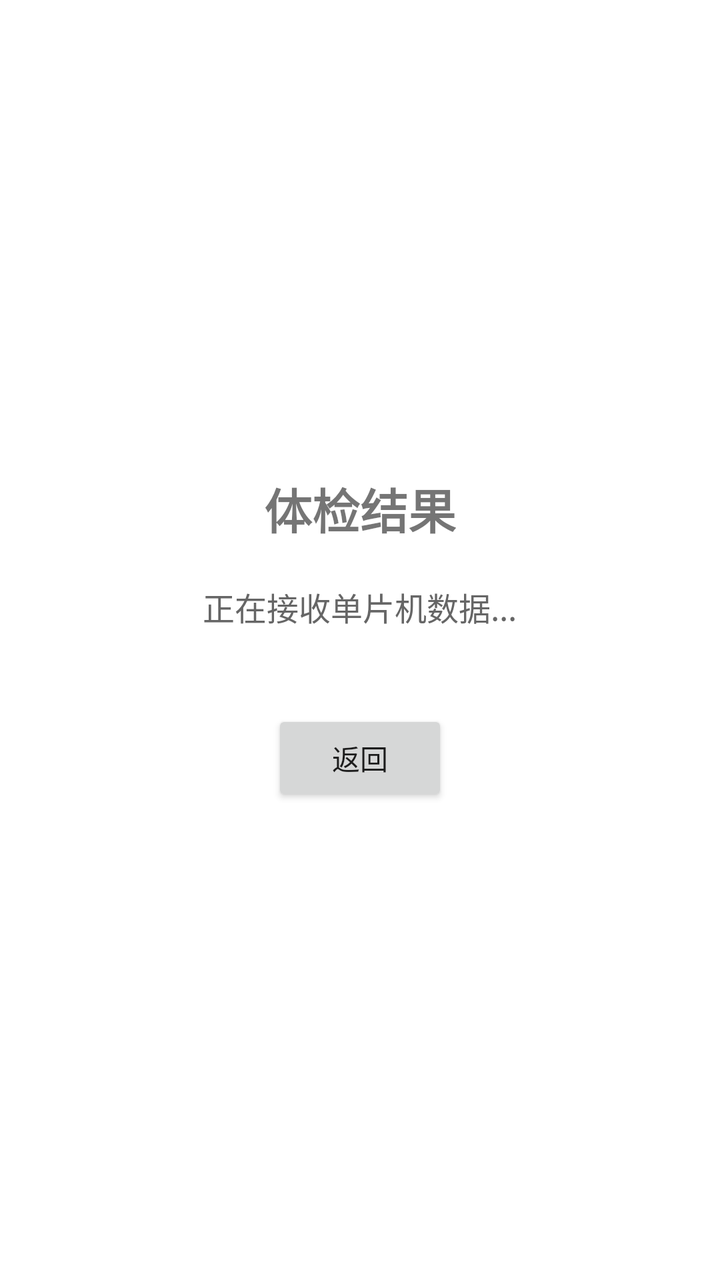
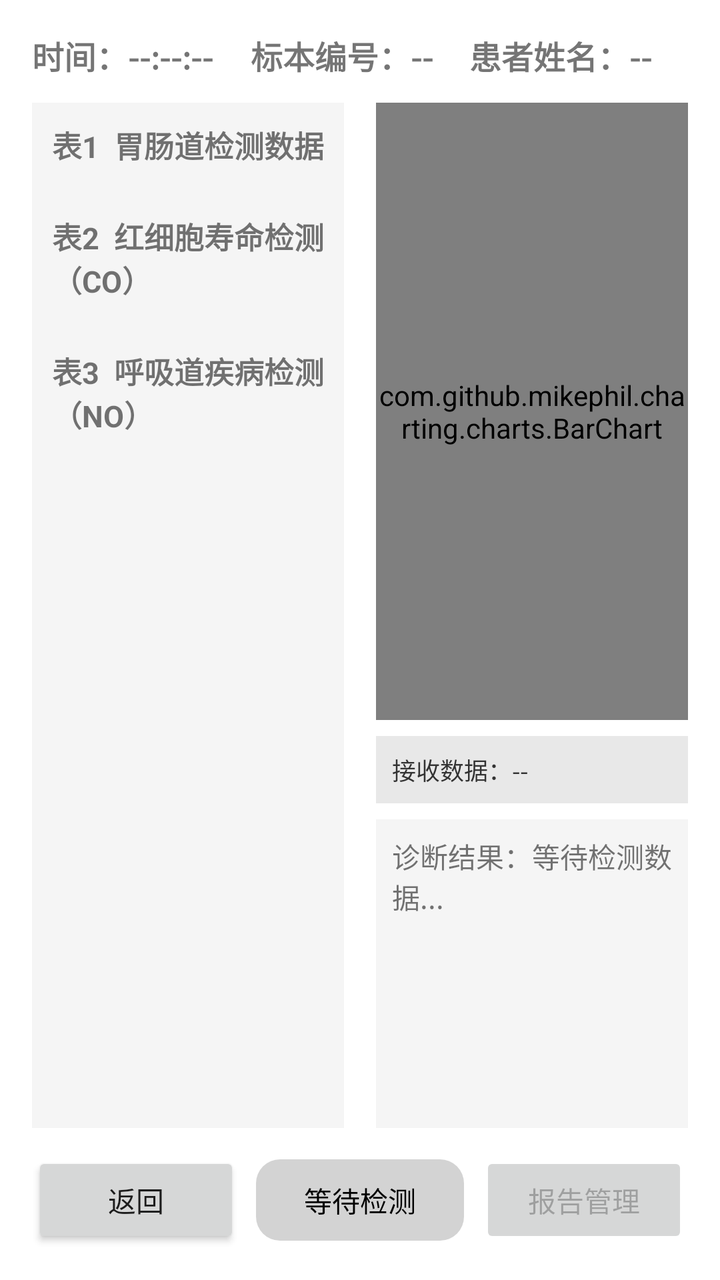

The first picture is an Android layout as it rendered before a commit; the second is the same layout after the commit. The layout source and the unified diff follow.
<!-- AndroidManifest.xml: application theme Theme.WellYearn -->
<!-- res/layout/activity_physical_exam_result.xml -->
<?xml version="1.0" encoding="utf-8"?>
<LinearLayout xmlns:android="http://schemas.android.com/apk/res/android"
    android:layout_width="match_parent"
    android:layout_height="match_parent"
    android:orientation="vertical"
    android:gravity="center"
    android:padding="24dp">

    <TextView
        android:layout_width="wrap_content"
        android:layout_height="wrap_content"
        android:text="体检结果"
        android:textSize="24sp"
        android:textStyle="bold"
        android:layout_marginBottom="20dp" />

    <TextView
        android:layout_width="wrap_content"
        android:layout_height="wrap_content"
        android:text="正在接收单片机数据..."
        android:textSize="16sp"
        android:textColor="#666666" />

    <Button
        android:layout_width="wrap_content"
        android:layout_height="wrap_content"
        android:text="返回"
        android:onClick="finish"
        android:layout_marginTop="40dp" />

</LinearLayout>
<!-- resources referenced by this layout -->
<resources>
  <style name="Theme.WellYearn" parent="Theme.MaterialComponents.DayNight.DarkActionBar">
          
          <item name="colorPrimary">@color/purple_500</item>
          <item name="colorPrimaryVariant">@color/purple_700</item>
          <item name="colorOnPrimary">@color/white</item>
          
          <item name="colorSecondary">@color/teal_200</item>
          <item name="colorSecondaryVariant">@color/teal_700</item>
          <item name="colorOnSecondary">@color/black</item>
          
          <item name="android:statusBarColor">?attr/colorPrimaryVariant</item>
          
      </style>
  <color name="purple_500">#FF6200EE</color>
  <color name="purple_700">#FF3700B3</color>
  <color name="white">#FFFFFFFF</color>
  <color name="teal_200">#FF03DAC5</color>
  <color name="teal_700">#FF018786</color>
  <color name="black">#FF000000</color>
</resources>

<!-- the commit's change to res/layout/activity_physical_exam_result.xml (unified diff, before → after) -->
@@ -3,29 +3,176 @@
     android:layout_width="match_parent"
     android:layout_height="match_parent"
     android:orientation="vertical"
-    android:gravity="center"
-    android:padding="24dp">
+    android:padding="16dp">
 
-    <TextView
-        android:layout_width="wrap_content"
+    <LinearLayout
+        android:layout_width="match_parent"
         android:layout_height="wrap_content"
-        android:text="体检结果"
-        android:textSize="24sp"
-        android:textStyle="bold"
-        android:layout_marginBottom="20dp" />
+        android:layout_marginBottom="12dp"
+        android:gravity="center_vertical"
+        android:orientation="horizontal">
 
-    <TextView
-        android:layout_width="wrap_content"
+        <TextView
+            android:id="@+id/textCurrentTime"
+            android:layout_width="0dp"
+            android:layout_height="wrap_content"
+            android:layout_weight="1"
+            android:text="时间：--:--:--"
+            android:textSize="16sp"
+            android:textStyle="bold" />
+
+        <TextView
+            android:id="@+id/textSpecimenNo"
+            android:layout_width="0dp"
+            android:layout_height="wrap_content"
+            android:layout_weight="1"
+            android:text="标本编号：--"
+            android:textSize="16sp"
+            android:textStyle="bold" />
+
+        <TextView
+            android:id="@+id/textPatientName"
+            android:layout_width="0dp"
+            android:layout_height="wrap_content"
+            android:layout_weight="1"
+            android:text="患者姓名：--"
+            android:textSize="16sp"
+            android:textStyle="bold" />
+    </LinearLayout>
+
+    <LinearLayout
+        android:layout_width="match_parent"
+        android:layout_height="0dp"
+        android:layout_marginBottom="12dp"
+        android:layout_weight="1"
+        android:orientation="horizontal">
+
+        <ScrollView
+            android:layout_width="0dp"
+            android:layout_height="match_parent"
+            android:layout_marginEnd="8dp"
+            android:layout_weight="1"
+            android:background="#F5F5F5">
+
+            <LinearLayout
+                android:layout_width="match_parent"
+                android:layout_height="wrap_content"
+                android:orientation="vertical"
+                android:padding="4dp">
+
+                <TextView
+                    android:layout_width="match_parent"
+                    android:layout_height="wrap_content"
+                    android:padding="6dp"
+                    android:text="表1  胃肠道检测数据"
+                    android:textSize="15sp"
+                    android:textStyle="bold" />
+
+                <TableLayout
+                    android:id="@+id/tableChannels"
+                    android:layout_width="match_parent"
+                    android:layout_height="wrap_content"
+                    android:stretchColumns="1,2,3,4,5,6" />
+
+                <TextView
+                    android:layout_width="match_parent"
+                    android:layout_height="wrap_content"
+                    android:layout_marginTop="12dp"
+                    android:padding="6dp"
+                    android:text="表2  红细胞寿命检测（CO）"
+                    android:textSize="15sp"
+                    android:textStyle="bold" />
+
+                <TableLayout
+                    android:id="@+id/tableCoContainer"
+                    android:layout_width="match_parent"
+                    android:layout_height="wrap_content" />
+
+                <TextView
+                    android:layout_width="match_parent"
+                    android:layout_height="wrap_content"
+                    android:layout_marginTop="12dp"
+                    android:padding="6dp"
+                    android:text="表3  呼吸道疾病检测（NO）"
+                    android:textSize="15sp"
+                    android:textStyle="bold" />
+
+                <TableLayout
+                    android:id="@+id/tableNoContainer"
+                    android:layout_width="match_parent"
+                    android:layout_height="wrap_content" />
+            </LinearLayout>
+        </ScrollView>
+
+        <LinearLayout
+            android:layout_width="0dp"
+            android:layout_height="match_parent"
+            android:layout_marginStart="8dp"
+            android:layout_weight="1"
+            android:orientation="vertical">
+
+            <com.github.mikephil.charting.charts.BarChart
+                android:id="@+id/barChart"
+                android:layout_width="match_parent"
+                android:layout_height="0dp"
+                android:layout_marginBottom="8dp"
+                android:layout_weight="2" />
+
+            <TextView
+                android:id="@+id/textReceivedData"
+                android:layout_width="match_parent"
+                android:layout_height="wrap_content"
+                android:layout_marginBottom="8dp"
+                android:background="#E8E8E8"
+                android:padding="8dp"
+                android:text="接收数据：--"
+                android:textColor="#333333"
+                android:textSize="12sp" />
+
+            <TextView
+                android:id="@+id/textResultInterpretation"
+                android:layout_width="match_parent"
+                android:layout_height="0dp"
+                android:layout_weight="1"
+                android:background="#F5F5F5"
+                android:padding="8dp"
+                android:text="诊断结果：等待检测数据..."
+                android:textSize="14sp" />
+        </LinearLayout>
+    </LinearLayout>
+
+    <LinearLayout
+        android:layout_width="match_parent"
         android:layout_height="wrap_content"
-        android:text="正在接收单片机数据..."
-        android:textSize="16sp"
-        android:textColor="#666666" />
+        android:gravity="center_vertical"
+        android:orientation="horizontal">
 
-    <Button
-        android:layout_width="wrap_content"
-        android:layout_height="wrap_content"
-        android:text="返回"
-        android:onClick="finish"
-        android:layout_marginTop="40dp" />
+        <Button
+            android:id="@+id/buttonBack"
+            android:layout_width="0dp"
+            android:layout_height="wrap_content"
+            android:layout_marginEnd="8dp"
+            android:layout_weight="1"
+            android:text="返回" />
 
+        <TextView
+            android:id="@+id/textDetectionProgress"
+            android:layout_width="0dp"
+            android:layout_height="wrap_content"
+            android:layout_marginEnd="8dp"
+            android:layout_weight="1"
+            android:background="@drawable/rounded_button_bg"
+            android:gravity="center"
+            android:padding="10dp"
+            android:text="等待检测"
+            android:textColor="#000000" />
+
+        <Button
+            android:id="@+id/buttonReportManage"
+            android:layout_width="0dp"
+            android:layout_height="wrap_content"
+            android:layout_weight="1"
+            android:enabled="false"
+            android:text="报告管理" />
+    </LinearLayout>
 </LinearLayout>
<!-- resource entries referenced after the edit -->
@@ -1,5 +1,12 @@
 <!-- resources referenced by this layout -->
 <resources>
+  <!-- drawable rounded_button_bg (drawable) -->
+  <?xml version="1.0" encoding="utf-8"?>
+  <shape xmlns:android="http://schemas.android.com/apk/res/android"
+      android:shape="rectangle">
+      <corners android:radius="12dp" />
+      <solid android:color="#D3D3D3" />
+  </shape>
   <style name="Theme.WellYearn" parent="Theme.MaterialComponents.DayNight.DarkActionBar">
           
           <item name="colorPrimary">@color/purple_500</item>
